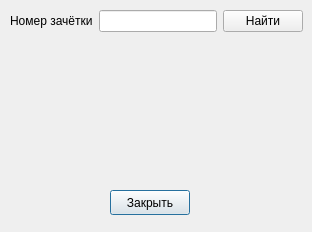
Qt form istu_programming_course_work/dialogstudentbyrecord.ui (alchalov/istu_programming_course_work) before a commit.
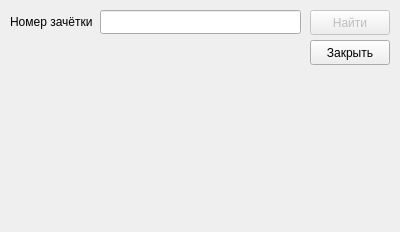
The same form after that commit.

Commit message: Завершена работа над диалогом информации о студенте по номеру зачётной книжки

```diff
--- a/istu_programming_course_work/dialogstudentbyrecord.ui
+++ b/istu_programming_course_work/dialogstudentbyrecord.ui
@@ -6,18 +6,24 @@
    <rect>
     <x>0</x>
     <y>0</y>
-    <width>312</width>
+    <width>400</width>
     <height>232</height>
    </rect>
   </property>
+  <property name="minimumSize">
+   <size>
+    <width>312</width>
+    <height>232</height>
+   </size>
+  </property>
   <property name="windowTitle">
    <string>Информация о студенте по номеру зачётки</string>
   </property>
   <widget class="QPushButton" name="pushButton_2">
    <property name="geometry">
     <rect>
-     <x>110</x>
-     <y>190</y>
+     <x>310</x>
+     <y>40</y>
      <width>80</width>
      <height>25</height>
     </rect>
@@ -26,45 +32,66 @@
     <string>Закрыть</string>
    </property>
   </widget>
-  <widget class="QWidget" name="">
+  <widget class="QPushButton" name="findButton">
+   <property name="enabled">
+    <bool>false</bool>
+   </property>
    <property name="geometry">
     <rect>
+     <x>310</x>
+     <y>10</y>
+     <width>80</width>
+     <height>25</height>
+    </rect>
+   </property>
+   <property name="text">
+    <string>Найти</string>
+   </property>
+   <property name="autoDefault">
+    <bool>true</bool>
+   </property>
+   <property name="default">
+    <bool>true</bool>
+   </property>
+  </widget>
+  <widget class="QLabel" name="label">
+   <property name="geometry">
+    <rect>
      <x>10</x>
      <y>10</y>
-     <width>293</width>
-     <height>52</height>
+     <width>91</width>
+     <height>24</height>
     </rect>
    </property>
-   <layout class="QVBoxLayout" name="verticalLayout">
-    <item>
-     <layout class="QHBoxLayout" name="horizontalLayout">
-      <item>
-       <widget class="QLabel" name="label">
-        <property name="text">
-         <string>Номер зачётки</string>
-        </property>
-       </widget>
-      </item>
-      <item>
-       <widget class="QLineEdit" name="lineEdit"/>
-      </item>
-      <item>
-       <widget class="QPushButton" name="pushButton">
-        <property name="text">
-         <string>Найти</string>
-        </property>
-       </widget>
-      </item>
-     </layout>
-    </item>
-    <item>
-     <widget class="QLabel" name="label_2">
-      <property name="text">
-       <string/>
-      </property>
-     </widget>
-    </item>
-   </layout>
+   <property name="text">
+    <string>Номер зачётки</string>
+   </property>
+   <property name="buddy">
+    <cstring>lineEdit</cstring>
+   </property>
+  </widget>
+  <widget class="QLineEdit" name="lineEdit">
+   <property name="geometry">
+    <rect>
+     <x>100</x>
+     <y>10</y>
+     <width>201</width>
+     <height>24</height>
+    </rect>
+   </property>
+  </widget>
+  <widget class="QLabel" name="infoLabel">
+   <property name="geometry">
+    <rect>
+     <x>10</x>
+     <y>40</y>
+     <width>291</width>
+     <height>181</height>
+    </rect>
+   </property>
+   <property name="text">
+    <string/>
+   </property>
   </widget>
  </widget>
  <resources/>
```
Left out of the diff: 4 changed lines with no effect on the pictures. The commit also changes 3 other files.
